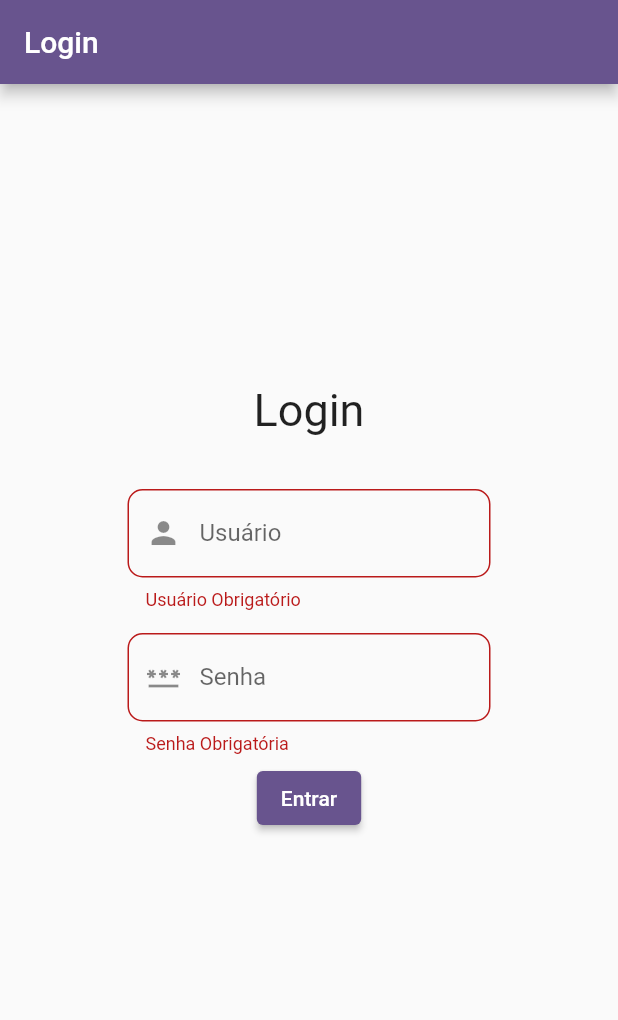
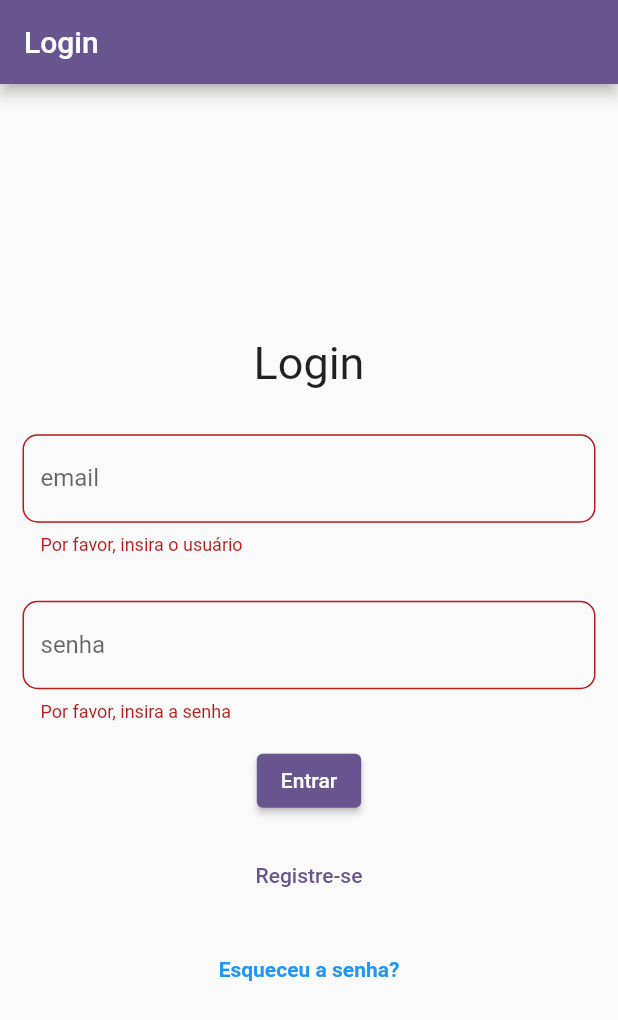
Before and after one commit to JorgeKloster/loginApp, a Flutter app: the screen it shows after launch, after a tap on "Entrar", on a phone screen of 412 x 824 dp. Shown: the top 1020 px of the screen. Run offline on Flutter 3.47's test engine with Material 3 defaults, Android fonts, the phone set to English and light mode, and no system bars; our stand-ins replace cloud_firestore, firebase_auth, firebase_core; accounts and stored records are empty.

Commit message:
Incluidos auth e firestore

```diff
--- a/lib/main.dart
+++ b/lib/main.dart
@@ -1,7 +1,14 @@
+import 'package:app_login/firebase_options.dart';
+import 'package:app_login/views/forgot_password.dart';
+import 'package:app_login/views/home_page.dart';
 import 'package:app_login/views/login.dart';
+import 'package:firebase_auth/firebase_auth.dart';
+import 'package:firebase_core/firebase_core.dart';
 import 'package:flutter/material.dart';
 
-void main() {
+Future main() async {
+  WidgetsFlutterBinding.ensureInitialized();
+  await Firebase.initializeApp(options: DefaultFirebaseOptions.currentPlatform);
   runApp(const MyApp());
 }
 
@@ -17,72 +24,30 @@ class MyApp extends StatelessWidget {
         colorScheme: ColorScheme.fromSeed(seedColor: Colors.deepPurple),
         useMaterial3: false,
       ),
-      initialRoute: "login",
-      routes: {
-        "/": (context) => AppLogin(),
-        "login": (content) => Login(),
-        //"formDeTarefas": (content) => FormViewTasks(),
-      },
+      home: const MainPage(),
+      routes: {'/esqueceuSenha': (context) => const ForgotPassword()},
     );
   }
 }
 
-class AppLogin extends StatefulWidget {
-  const AppLogin({super.key});
+class MainPage extends StatefulWidget {
+  const MainPage({super.key});
 
   @override
-  State<AppLogin> createState() => _AppLoginState();
+  State<MainPage> createState() => _MainPageState();
 }
 
-class _AppLoginState extends State<AppLogin> {
+class _MainPageState extends State<MainPage> {
   @override
   Widget build(BuildContext context) {
-    return Scaffold(
-      appBar: AppBar(
-        title: Text("Tela Inicial"),
-      ),
-      drawer: Drawer(
-        child: Column(
-          children: [
-            UserAccountsDrawerHeader(
-                accountName: Text("Jorge"),
-                accountEmail: Text("jfkloster@gmail.com"),
-                currentAccountPicture: ClipOval(
-                  child: Container(
-                    height: 100,
-                    width: 100,
-                    child: FittedBox(
-                      fit: BoxFit.fill,
-                    ),
-                  ),
-                )),
-            ListTile(
-              title: Text(
-                "Sair",
-              ),
-              leading: Icon(Icons.exit_to_app),
-              onTap: () {
-                Navigator.pushNamed(context, "login");
-              },
-            ),
-            Divider(
-              thickness: 2,
-            )
-          ],
-        ),
-      ),
-      body: Column(
-        children: [
-          Padding(
-              padding: EdgeInsets.fromLTRB(30, 300, 30, 5.0),
-              child: Text(
-                "Bem vindo a tela inicial!",
-                style: TextStyle(
-                  fontSize: 30,
-                ),
-              ))
-        ],
-      ),
-    );
+    return StreamBuilder<User?>(
+        stream: FirebaseAuth.instance.userChanges(),
+        builder: (context, snapshot) {
+          if (snapshot.hasData) {
+            return HomePage(user: snapshot.data!);
+          } else {
+            return Login();
+          }
+        });
   }
 }
--- /dev/null
+++ b/lib/services/authentication_service.dart
@@ -0,0 +1,42 @@
+import 'package:firebase_auth/firebase_auth.dart';
+
+class AuthenticationService {
+  FirebaseAuth _firebaseAuth = FirebaseAuth.instance;
+
+  registerUser(
+      {required String user,
+      required String email,
+      required String password}) async {
+    try {
+      UserCredential credential = await _firebaseAuth
+          .createUserWithEmailAndPassword(email: email, password: password);
+
+      await credential.user!.updateDisplayName(user);
+    } on FirebaseAuthException catch (e) {
+      if (e.code == 'email-already-in-use') {
+        return 'Email já cadastrado!';
+      }
+    }
+  }
+
+  loginUser({required String email, required String password}) async {
+    try {
+      await _firebaseAuth.signInWithEmailAndPassword(
+          email: email, password: password);
+      return null;
+    } on FirebaseAuthException catch (e) {
+      if (e.code == 'invalid-credential') {
+        return "Email ou senha incorreto!";
+      }
+      return "Erro de login";
+    }
+  }
+
+  logoutUser() {
+    return _firebaseAuth.signOut();
+  }
+
+  Future passwordReset(email) async {
+    await _firebaseAuth.sendPasswordResetEmail(email: email);
+  }
+}
--- a/lib/views/login.dart
+++ b/lib/views/login.dart
@@ -1,4 +1,7 @@
-import 'package:app_login/main.dart';
+import 'package:app_login/services/authentication_service.dart';
+import 'package:app_login/views/registration.dart';
+import 'package:app_login/widgets/snack_bar_widget.dart';
+import 'package:app_login/widgets/text_form_field_widget.dart';
 import 'package:flutter/material.dart';
 
 class Login extends StatefulWidget {
@@ -10,8 +13,9 @@ class Login extends StatefulWidget {
 
 class _AppLoginState extends State<Login> {
   final _formKey = GlobalKey<FormState>();
-  TextEditingController _userController = TextEditingController();
+  TextEditingController _emailController = TextEditingController();
   TextEditingController _passwordController = TextEditingController();
+  AuthenticationService _authenticationService = AuthenticationService();
 
   @override
   Widget build(BuildContext context) {
@@ -19,67 +23,82 @@ class _AppLoginState extends State<Login> {
       appBar: AppBar(
         title: Text('Login'),
       ),
-        body: Form(
+      body: Center(
+        child: SingleChildScrollView(
+          child: Form(
               key: _formKey,
               child: Column(children: [
                 Padding(
-                padding: EdgeInsets.fromLTRB(85.0, 200, 85.0, 5.0),
+                  padding: EdgeInsets.all(15),
                   child: Text(
                     "Login",
                     style: TextStyle(fontSize: 30),
                   ),
                 ),
                 Padding(
-                padding: EdgeInsets.fromLTRB(85.0, 30, 85.0, 5.0),
+                  padding: EdgeInsets.all(15),
                   child: TextFormField(
                       keyboardType: TextInputType.multiline,
                       maxLines: 1,
-                  decoration: InputDecoration(
-                      prefixIcon: Icon(Icons.person),
-                      labelText: "Usuário",
-                      hintText: "Digite o usuário",
-                      border: OutlineInputBorder(
-                          borderRadius: BorderRadius.all(Radius.circular(10)))),
-                  controller: _userController,
-                  validator: (value) {
-                    if (value == null || value.isEmpty) {
-                      return "Usuário Obrigatório";
-                    }
-                    return null;
-                  },
-                ),
+                      decoration: decoration("email"),
+                      controller: _emailController,
+                      validator: (value) =>
+                          requiredValidator(value, "o usuário")),
                 ),
                 Padding(
-                padding: EdgeInsets.fromLTRB(85.0, 10, 85.0, 5.0),
+                  padding: EdgeInsets.all(15),
                   child: TextFormField(
-                  validator: (value) {
-                    if (value == null || value.isEmpty) {
-                      return "Senha Obrigatória";
-                    }
-                    return null;
-                  },
+                    validator: (value) => requiredValidator(value, "a senha"),
                     keyboardType: TextInputType.multiline,
                     maxLines: 1,
-                  decoration: InputDecoration(
-                      prefixIcon: Icon(Icons.password),
-                      labelText: "Senha",
-                      hintText: "Digite a senha",
-                      border: OutlineInputBorder(
-                          borderRadius: BorderRadius.all(Radius.circular(10)))),
+                    decoration: decoration("senha"),
                     controller: _passwordController,
                   ),
                 ),
                 ElevatedButton(
                   onPressed: () {
                     if (_formKey.currentState!.validate()) {
-                    Navigator.of(context).push(
-                        MaterialPageRoute(builder: (context) => AppLogin()));
+                      String email = _emailController.text;
+                      String password = _passwordController.text;
+                      _authenticationService
+                          .loginUser(email: email, password: password)
+                          .then((erro) {
+                        if (erro != null) {
+                          snackBarWidget(
+                              context: context, title: erro, isError: true);
+                        }
+                      });
                     }
                   },
                   child: Text(
                     "Entrar",
                   ),
+                ),
+                Padding(
+                    padding: EdgeInsets.all(15),
+                    child: TextButton(
+                        onPressed: () {
+                          Navigator.of(context).push(MaterialPageRoute(
+                              builder: (context) => Registration()));
+                        },
+                        child: Text("Registre-se"))),
+                Row(
+                  mainAxisAlignment: MainAxisAlignment.center,
+                  children: [
+                    TextButton(
+                        onPressed: () {
+                          Navigator.pushNamed(context, "/esqueceuSenha");
+                        },
+                        child: Text(
+                          "Esqueceu a senha?",
+                          style: TextStyle(
+                              color: Colors.blue, fontWeight: FontWeight.bold),
+                        ))
+                  ],
                 )
-            ])));
+              ])),
+        ),
+      ),
+    );
   }
 }
--- /dev/null
+++ b/lib/widgets/text_form_field_widget.dart
@@ -0,0 +1,14 @@
+import 'package:flutter/material.dart';
+
+InputDecoration decoration(String label) {
+  return InputDecoration(
+      labelText: label,
+      border: OutlineInputBorder(borderRadius: BorderRadius.circular(10)));
+}
+
+String? requiredValidator(String? value, String fieldName) {
+  if (value == null || value.isEmpty) {
+    return "Por favor, insira $fieldName";
+  }
+  return null;
+}
--- a/pubspec.yaml
+++ b/pubspec.yaml
@@ -35,6 +35,9 @@ dependencies:
   # The following adds the Cupertino Icons font to your application.
   # Use with the CupertinoIcons class for iOS style icons.
   cupertino_icons: ^1.0.6
+  firebase_core: ^2.31.0
+  firebase_auth: ^4.19.5
+  cloud_firestore: ^4.17.5
 
 dev_dependencies:
   flutter_test:
```
Also changed, not shown: lib/services/firestore_service.dart (added, +27 -0 lines), lib/views/forgot_password.dart (added, +73 -0 lines), lib/views/home_page.dart (added, +202 -0 lines), lib/views/registration.dart (added, +103 -0 lines), lib/widgets/snack_bar_widget.dart (added, +10 -0 lines), firebase.json (added), lib/firebase_options.dart (added), pubspec.lock, 6 other files. Lines whose indentation alone changed are shown as unchanged.
